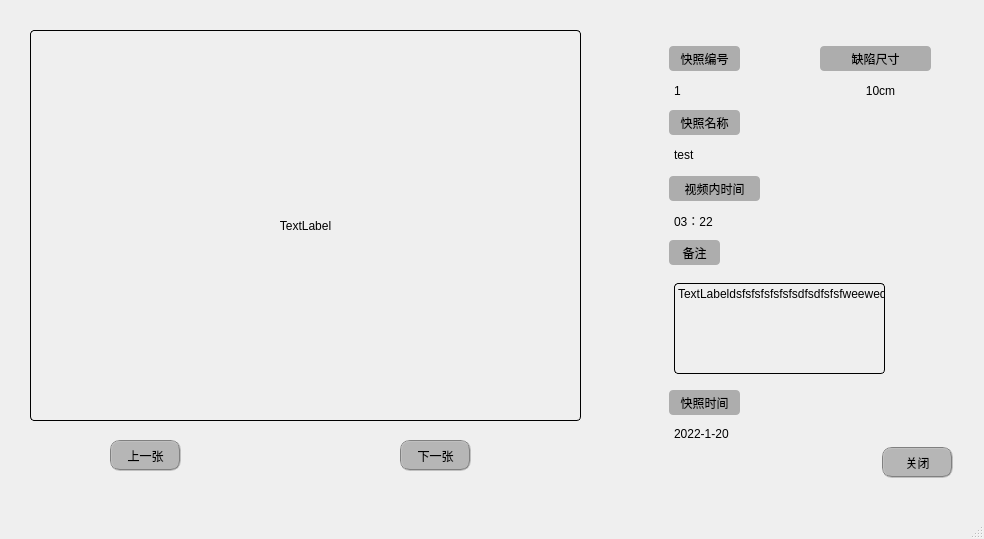
Qt form sxw/gui/child_snapshot_detail/child_snapshot_detail.ui (Buct-king/ai-Project) before a commit.
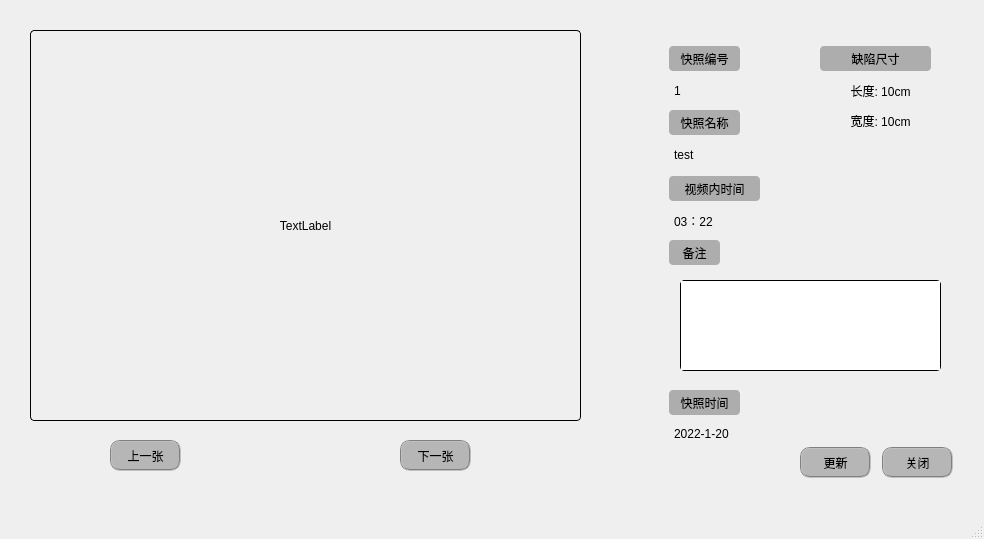
The same form after that commit.

Diff of the .ui file:
```diff
--- a/sxw/gui/child_snapshot_detail/child_snapshot_detail.ui
+++ b/sxw/gui/child_snapshot_detail/child_snapshot_detail.ui
@@ -198,34 +198,6 @@
      <set>Qt::AlignLeading|Qt::AlignLeft|Qt::AlignVCenter</set>
     </property>
    </widget>
-   <widget class="QLabel" name="snapshotNoteShowLabel">
-    <property name="geometry">
-     <rect>
-      <x>674</x>
-      <y>283</y>
-      <width>211</width>
-      <height>91</height>
-     </rect>
-    </property>
-    <property name="styleSheet">
-     <string notr="true">border-radius: 4px;  
-border-width: 1px;
-border-style: solid;
-border-color: rgb(0, 0, 0)</string>
-    </property>
-    <property name="text">
-     <string>TextLabeldsfsfsfsfsfsfsdfsdfsfsfweeweqwfwfwe</string>
-    </property>
-    <property name="alignment">
-     <set>Qt::AlignLeading|Qt::AlignLeft|Qt::AlignTop</set>
-    </property>
-    <property name="wordWrap">
-     <bool>true</bool>
-    </property>
-    <property name="margin">
-     <number>1</number>
-    </property>
-   </widget>
    <widget class="QLabel" name="snapshotTimeLabel">
     <property name="geometry">
      <rect>
@@ -352,12 +324,77 @@
 font: 25 11pt &quot;Adobe 宋体 Std L&quot;;</string>
     </property>
     <property name="text">
-     <string>10cm</string>
+     <string>长度: 10cm</string>
     </property>
     <property name="alignment">
      <set>Qt::AlignCenter</set>
     </property>
    </widget>
+   <widget class="QLabel" name="snapshotWidthShowLabel">
+    <property name="geometry">
+     <rect>
+      <x>830</x>
+      <y>110</y>
+      <width>101</width>
+      <height>21</height>
+     </rect>
+    </property>
+    <property name="styleSheet">
+     <string notr="true">
+border-radius: 4px;   
+font: 25 11pt &quot;Adobe 宋体 Std L&quot;;</string>
+    </property>
+    <property name="text">
+     <string>宽度: 10cm</string>
+    </property>
+    <property name="alignment">
+     <set>Qt::AlignCenter</set>
+    </property>
+   </widget>
+   <widget class="QTextEdit" name="snapshotNoteShowLabel">
+    <property name="geometry">
+     <rect>
+      <x>680</x>
+      <y>280</y>
+      <width>261</width>
+      <height>91</height>
+     </rect>
+    </property>
+    <property name="styleSheet">
+     <string notr="true">border-radius: 4px;  
+border-width: 1px;
+border-style: solid;
+border-color: rgb(0, 0, 0)</string>
+    </property>
+   </widget>
+   <widget class="QPushButton" name="updatePushButton">
+    <property name="geometry">
+     <rect>
+      <x>800</x>
+      <y>447</y>
+      <width>71</width>
+      <height>31</height>
+     </rect>
+    </property>
+    <property name="styleSheet">
+     <string notr="true">QPushButton{border-radius:10px;border: 2px groove gray;background-color: rgb(182, 182, 182);}
+
+QPushButton:hover
+{
+    background-color:rgb(193, 205, 205);
+}
+
+QPushButton:pressed
+{
+    background-color:rgb(131, 139, 139);
+    padding-left:3px;
+    padding-top:3px;
+}</string>
+    </property>
+    <property name="text">
+     <string>更新</string>
+    </property>
+   </widget>
   </widget>
   <widget class="QMenuBar" name="menubar">
    <property name="geometry">
```
Left out of the diff: 4 changed lines with no effect on the pictures.
